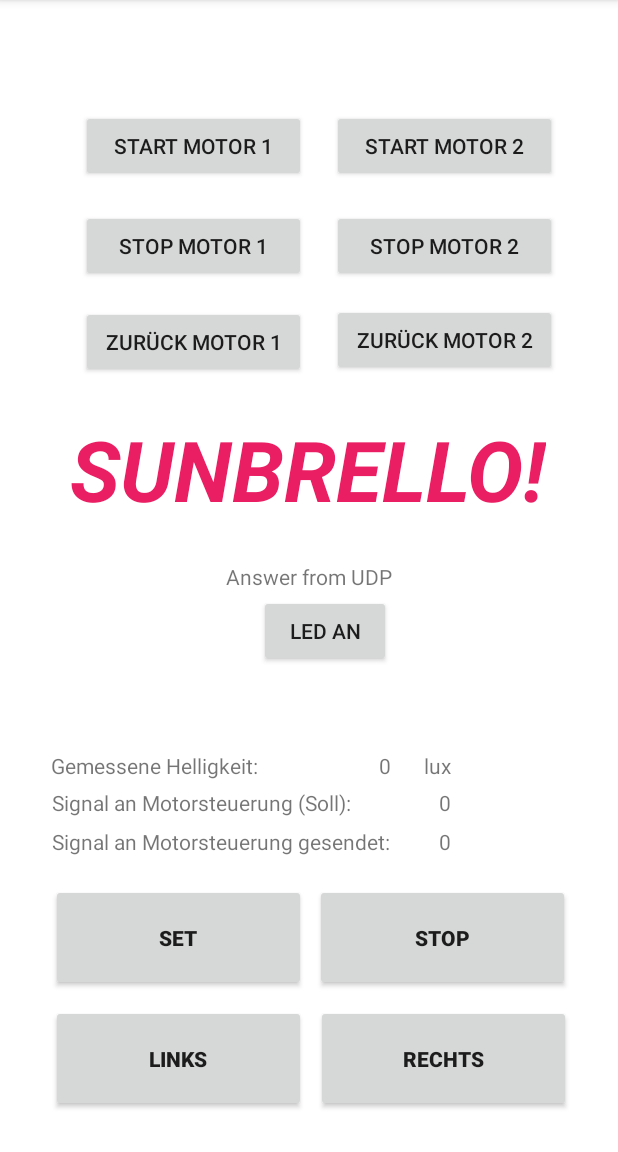
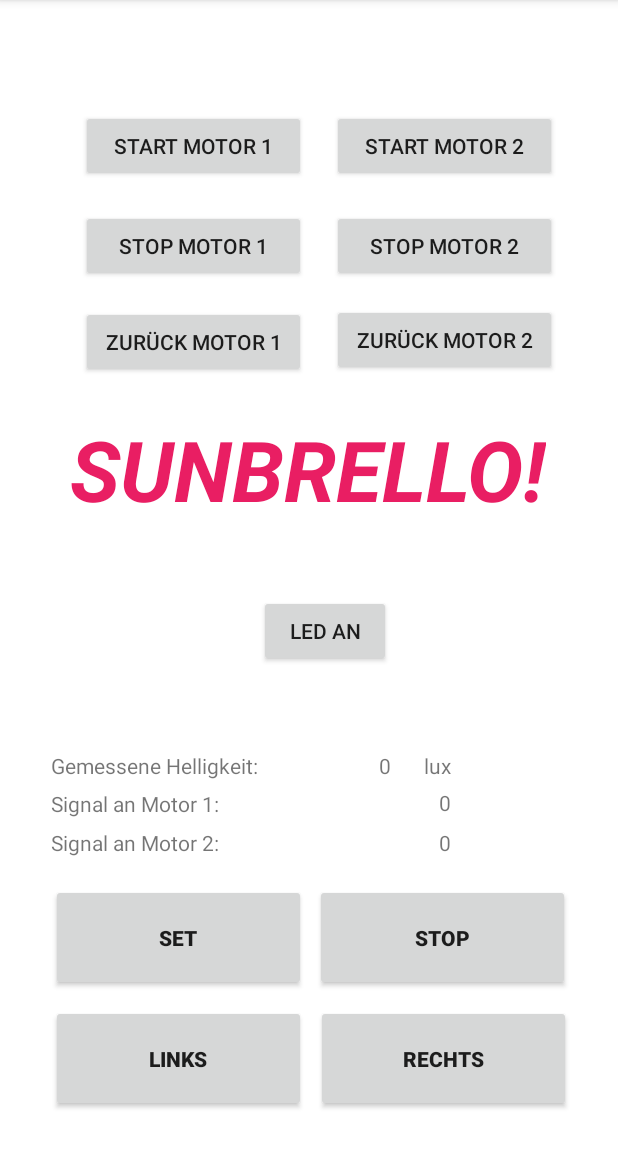
Before and after one commit to gkromer/Sunbrelly, an Android app: the screen it shows after launch (MainActivity), on a phone screen of 412 x 824 dp, the part 84-1236 px from its top. Run offline under Robolectric (Android 15) with nearby library versions, the phone set to English and light mode, and no system bars.

Commit message:
Motors work

```diff
--- a/app/src/main/java/com/example/myapplication/UDPTask.java
+++ b/app/src/main/java/com/example/myapplication/UDPTask.java
@@ -2,6 +2,7 @@ package com.example.myapplication;
 
 import android.annotation.SuppressLint;
 import android.os.AsyncTask;
+import android.os.SystemClock;
 import android.util.Log;
 import android.widget.Toast;
 
@@ -45,8 +46,9 @@ public class UDPTask extends AsyncTask<Void, Void, Void> {
             DatagramPacket packet
                     = new DatagramPacket(buf, buf.length, address, port);
             socket.send(packet);
+            Thread.sleep(3);
            // socket.close();
-        } catch (IOException e) {
+        } catch (IOException | InterruptedException e) {
             e.printStackTrace();
         }
         return null;
--- a/app/src/main/res/layout/activity_main.xml
+++ b/app/src/main/res/layout/activity_main.xml
@@ -7,6 +7,30 @@
     android:layout_height="match_parent"
     android:background="@android:color/background_light"
     tools:context=".MainActivity">
+
+    <TextView
+        android:id="@+id/textViewSignalMotor2"
+        android:layout_width="wrap_content"
+        android:layout_height="wrap_content"
+        android:text="0"
+        app:layout_constraintBottom_toTopOf="@+id/right"
+        app:layout_constraintEnd_toEndOf="parent"
+        app:layout_constraintHorizontal_bias="0.724"
+        app:layout_constraintStart_toStartOf="parent"
+        app:layout_constraintTop_toBottomOf="@+id/title"
+        app:layout_constraintVertical_bias="0.671" />
+
+    <TextView
+        android:id="@+id/Motor2"
+        android:layout_width="wrap_content"
+        android:layout_height="wrap_content"
+        android:text="Signal an Motor 2:"
+        app:layout_constraintBottom_toTopOf="@+id/right"
+        app:layout_constraintEnd_toEndOf="parent"
+        app:layout_constraintHorizontal_bias="0.114"
+        app:layout_constraintStart_toStartOf="parent"
+        app:layout_constraintTop_toBottomOf="@+id/title"
+        app:layout_constraintVertical_bias="0.671" />
 
     <Button
         android:id="@+id/startMotor2"
@@ -91,12 +115,13 @@
         android:layout_width="wrap_content"
         android:layout_height="wrap_content"
         android:text="Signal an Motorsteuerung gesendet:"
+        android:visibility="invisible"
         app:layout_constraintBottom_toTopOf="@+id/right"
         app:layout_constraintEnd_toEndOf="parent"
         app:layout_constraintHorizontal_bias="0.186"
         app:layout_constraintStart_toStartOf="parent"
         app:layout_constraintTop_toBottomOf="@+id/title"
-        app:layout_constraintVertical_bias="0.669" />
+        app:layout_constraintVertical_bias="0.739" />
 
     <TextView
         android:id="@+id/output2"
@@ -113,13 +138,13 @@
         android:id="@+id/output4"
         android:layout_width="wrap_content"
         android:layout_height="wrap_content"
-        android:text="Signal an Motorsteuerung (Soll):"
+        android:text="Signal an Motor 1:"
         app:layout_constraintBottom_toTopOf="@+id/right"
         app:layout_constraintEnd_toEndOf="parent"
-        app:layout_constraintHorizontal_bias="0.163"
+        app:layout_constraintHorizontal_bias="0.114"
         app:layout_constraintStart_toStartOf="parent"
         app:layout_constraintTop_toBottomOf="@+id/title"
-        app:layout_constraintVertical_bias="0.584" />
+        app:layout_constraintVertical_bias="0.585" />
 
     <TextView
         android:id="@+id/output3"
@@ -133,7 +158,7 @@
         app:layout_constraintTop_toBottomOf="@+id/title" />
 
     <TextView
-        android:id="@+id/electricitySignal"
+        android:id="@+id/textViewSignalMotor1"
         android:layout_width="wrap_content"
         android:layout_height="wrap_content"
         android:text="0"
@@ -160,12 +185,13 @@
         android:layout_width="wrap_content"
         android:layout_height="wrap_content"
         android:text="0"
+        android:visibility="invisible"
         app:layout_constraintBottom_toTopOf="@+id/right"
         app:layout_constraintEnd_toEndOf="parent"
         app:layout_constraintHorizontal_bias="0.724"
         app:layout_constraintStart_toStartOf="parent"
         app:layout_constraintTop_toBottomOf="@+id/title"
-        app:layout_constraintVertical_bias="0.669" />
+        app:layout_constraintVertical_bias="0.739" />
 
     <Button
         android:id="@+id/right"
@@ -252,14 +278,4 @@
         app:layout_constraintTop_toTopOf="parent"
         app:layout_constraintVertical_bias="0.551" />
 
-    <TextView
-        android:id="@+id/textMessage"
-        android:layout_width="wrap_content"
-        android:layout_height="wrap_content"
-        android:text="Answer from UDP"
-        app:layout_constraintBottom_toBottomOf="parent"
-        app:layout_constraintEnd_toEndOf="parent"
-        app:layout_constraintStart_toStartOf="parent"
-        app:layout_constraintTop_toTopOf="parent" />
-
 </androidx.constraintlayout.widget.ConstraintLayout>
```
Also changed, not shown: app/src/main/java/com/example/myapplication/MainActivity.java (+89 -89 lines).
